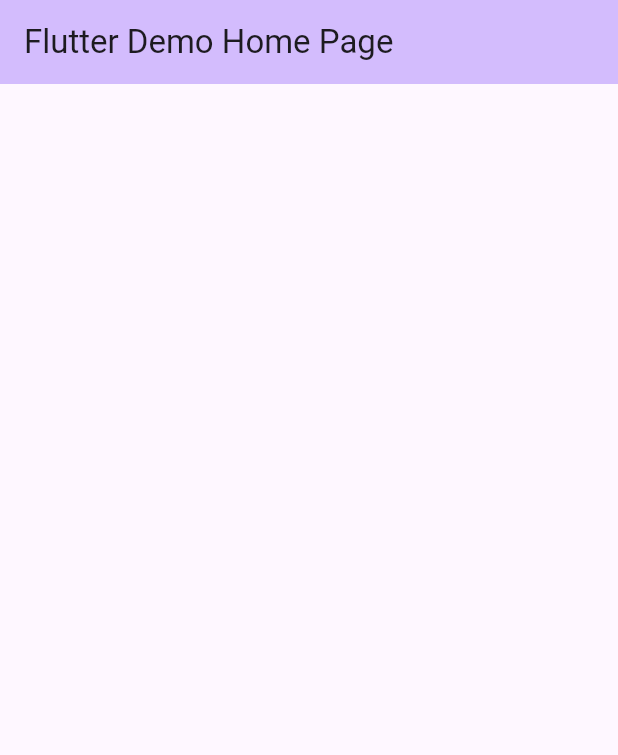
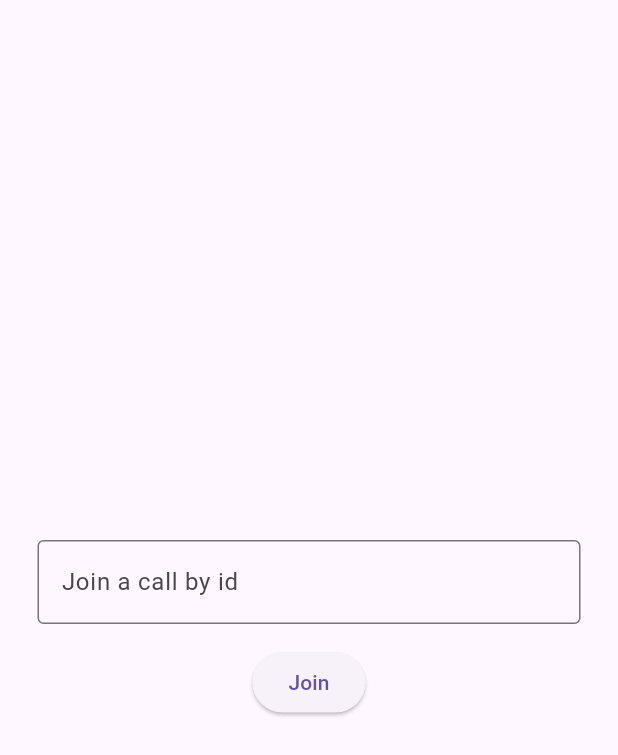
Before and after one commit to tanduyfcsc/Flutter_FE_BE_VideoCalling, a Flutter app: the screen it shows after launch, on a phone screen of 412 x 824 dp. Shown: the top 755 px of the screen. Run offline on Flutter 3.47's test engine with Material 3 defaults, Android fonts, the phone set to English and light mode, and no system bars; missing offline and left inert: zego_uikit_prebuilt_call.

Commit message:
Final project, Cam on moi thu

```diff
--- a/lib/main.dart
+++ b/lib/main.dart
@@ -1,4 +1,10 @@
 import 'package:flutter/material.dart';
+import 'package:video_calling/utils.dart';
+import 'dart:math' as math;
+
+import 'package:zego_uikit_prebuilt_call/zego_uikit_prebuilt_call.dart';
+
+final String localUserId = math.Random().nextInt(10000).toString();
 
 void main() {
   runApp(const MyApp());
@@ -11,40 +17,65 @@ class MyApp extends StatelessWidget {
   @override
   Widget build(BuildContext context) {
     return MaterialApp(
-      title: 'Flutter Demo',
-      theme: ThemeData(
-        colorScheme: ColorScheme.fromSeed(seedColor: Colors.deepPurple),
-        useMaterial3: true,
-      ),
-      home: const MyHomePage(title: 'Flutter Demo Home Page'),
+      debugShowCheckedModeBanner: false,
+      home: HomeScreen(),
     );
   }
 }
 
-class MyHomePage extends StatefulWidget {
-  const MyHomePage({super.key, required this.title});
-
-  final String title;
-
-  @override
-  State<MyHomePage> createState() => _MyHomePageState();
-}
-
-class _MyHomePageState extends State<MyHomePage> {
+class HomeScreen extends StatelessWidget {
+  final textEditingController = TextEditingController();
 
   @override
   Widget build(BuildContext context) {
     return Scaffold(
-      appBar: AppBar(
-        // TRY THIS: Try changing the color here to a specific color (to
-        // Colors.amber, perhaps?) and trigger a hot reload to see the AppBar
-        // change color while the other colors stay the same.
-        backgroundColor: Theme.of(context).colorScheme.inversePrimary,
-        // Here we take the value from the MyHomePage object that was created by
-        // the App.build method, and use it to set our appbar title.
-        title: Text(widget.title),
+      body: Center(
+        child: Padding(
+          padding: EdgeInsets.symmetric(horizontal: 10),
+          child: Column(
+            mainAxisAlignment: MainAxisAlignment.center,
+            crossAxisAlignment: CrossAxisAlignment.center,
+            children: [
+              Padding(
+                  padding: EdgeInsets.all(15),
+                  child: TextFormField(
+                    controller: textEditingController,
+                    decoration: InputDecoration(
+                        labelText: "Join a call by id",
+                        border: OutlineInputBorder()),
+                  )),
+              ElevatedButton(
+                  onPressed: () {
+                    Navigator.push(
+                        context,
+                        MaterialPageRoute(
+                          builder: (context) =>
+                              CallScreen(callId: textEditingController.text),
+                        ));
+                  },
+                  child: Text("Join"))
+            ],
+          ),
+        ),
       ),
-      body: Center(),
     );
   }
 }
+
+class CallScreen extends StatelessWidget {
+  final String callId;
+
+  const CallScreen({super.key, required this.callId});
+
+  @override
+  Widget build(BuildContext context) {
+    return SafeArea(
+        child: ZegoUIKitPrebuiltCall(
+            appID: Utils.appId,
+            appSign: Utils.appSignin,
+            userID: localUserId,
+            userName: 'user_$localUserId',
+            callID: callId,
+            config: ZegoUIKitPrebuiltCallConfig.oneOnOneVideoCall()));
+  }
+}
```
Also changed, not shown: 1 other file.
